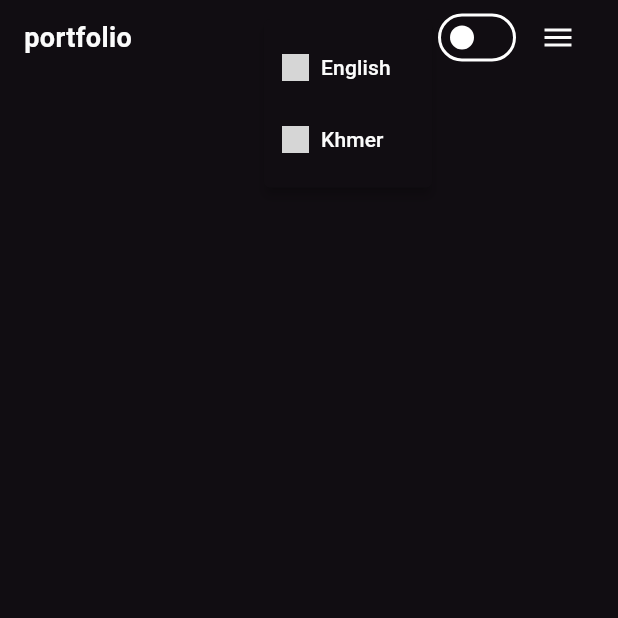
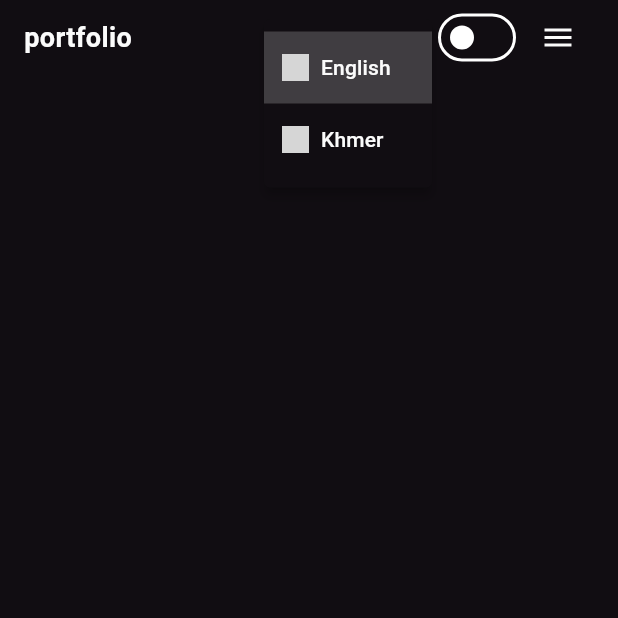
Before and after one commit to phallymakara/web_app_portfolio, a Flutter app: the screen it shows after launch, after a tap on "En", on a phone screen of 412 x 824 dp, the top half of it. Run offline on Flutter 3.47's test engine with Material 3 defaults, Android fonts, the phone set to English and light mode, and no system bars; our stand-ins replace flutter_riverpod, flutter_svg, gap; generated files the repository leaves out were written again; grey boxes are pictures that could not be loaded.

Commit message:
Adding RiverPod to the Project

```diff
--- a/l10n.yaml
+++ b/l10n.yaml
@@ -1,3 +1,7 @@
 arb-dir: lib/l10n
 template-arb-file: app_en.arb
 output-localization-file: app_localizations.dart
+
+analyzer:
+  plugins:
+    - custom_lint
--- /dev/null
+++ b/lib/app_local_controller.dart
@@ -0,0 +1,13 @@
+import 'dart:async';
+import 'package:flutter_riverpod/flutter_riverpod.dart';
+
+class AppLocalController extends AsyncNotifier<String> {
+  @override
+  FutureOr<String> build() {
+    return 'en';
+  }
+
+  void changeLocale(String newLocale) {
+    state = AsyncData(newLocale); //  correct way to update state
+  }
+}
--- a/lib/main.dart
+++ b/lib/main.dart
@@ -1,11 +1,12 @@
 import 'package:flutter/material.dart';
 import 'package:flutter_localizations/flutter_localizations.dart';
+import 'package:flutter_riverpod/flutter_riverpod.dart';
 import 'package:portfolio/home_page.dart';
 import 'package:flutter_gen/gen_l10n/app_localizations.dart';
 import 'package:portfolio/styles/app_theme.dart';
 
 void main() {
-  runApp(const MainApp());
+  runApp(const ProviderScope(child: MainApp()));
 }
 
 class MainApp extends StatelessWidget {
--- /dev/null
+++ b/lib/provider.dart
@@ -0,0 +1,6 @@
+import 'package:flutter_riverpod/flutter_riverpod.dart';
+import 'package:portfolio/app_local_controller.dart';
+
+final appLocaleProvider = AsyncNotifierProvider<AppLocalController, String>(
+  AppLocalController.new,
+);
--- a/lib/widgets/language_switch.dart
+++ b/lib/widgets/language_switch.dart
@@ -1,26 +1,30 @@
+import 'package:flutter_riverpod/flutter_riverpod.dart';
 import 'package:flutter/material.dart';
 import 'package:flutter_svg/svg.dart';
 import 'package:gap/gap.dart';
 import 'package:portfolio/constant/app_icon.dart';
 import 'package:portfolio/extension.dart';
+import 'package:portfolio/provider.dart';
 import 'package:portfolio/widgets/seo_text.dart';
 
-class LanguageSwitch extends StatelessWidget {
+class LanguageSwitch extends ConsumerWidget {
   const LanguageSwitch({super.key});
 
   @override
-  Widget build(BuildContext context) {
-    final String test = Localizations.localeOf(context).languageCode;
+  Widget build(BuildContext context, WidgetRef ref) {
+    final AsyncValue<String> locale = ref.watch(appLocaleProvider);
     return PopupMenuButton(
       itemBuilder: (context) {
         return [
           PopupMenuItem(
+            value: 0,
             child: PopUpLanguageSwitchItems(
               language: 'English',
               icon: AppIcon.us,
             ),
           ),
           PopupMenuItem(
+            value: 1,
             child: PopUpLanguageSwitchItems(
               language: 'Khmer',
               icon: AppIcon.km,
@@ -28,15 +32,19 @@ class LanguageSwitch extends StatelessWidget {
           ),
         ];
       },
+      initialValue: locale.value == 'en' ? 0 : 1,
+      onSelected: (value) {
+        if (value == 0) {
+          ref.read(appLocaleProvider.notifier).changeLocale('en');
+        } else {
+          ref.read(appLocaleProvider.notifier).changeLocale('km');
+        }
+      },
       child: Row(
         children: [
           Icon(Icons.language, color: context.colorScheme.onBackground),
           const Gap(4),
-          SEOText(
-            Localizations.localeOf(context).languageCode == 'en'
-                ? 'En'
-                : 'ខ្មែរ',
-          ),
+          SEOText(locale.value == 'en' ? 'En' : 'ខ្មែរ'),
         ],
       ),
     );
```
Also changed, not shown: pubspec.yaml (+6 -1 lines), pubspec.lock.
